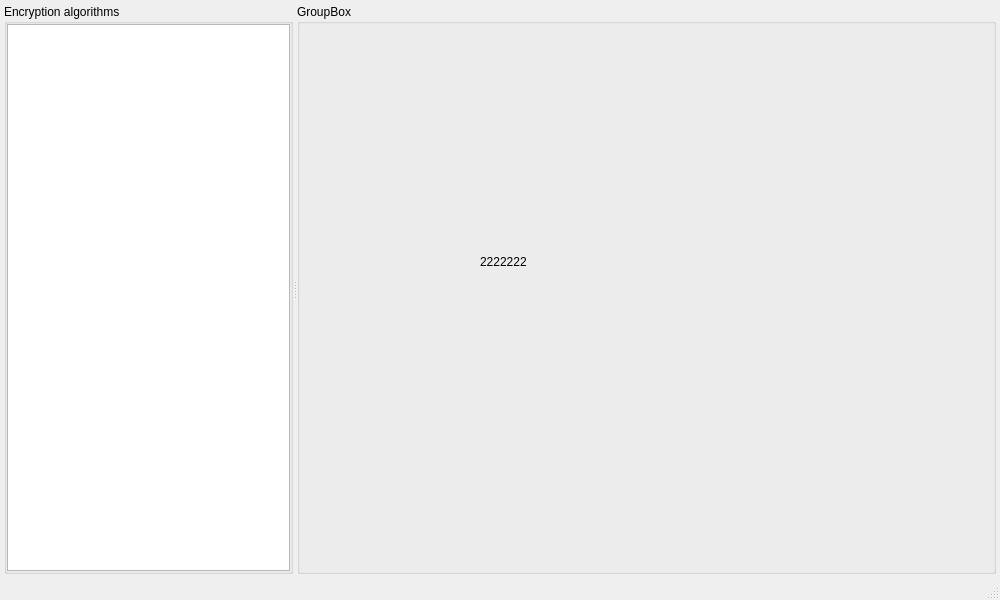
Qt form src/gui/mainwindow.ui (vasilypht/crypto-methods) before a commit.
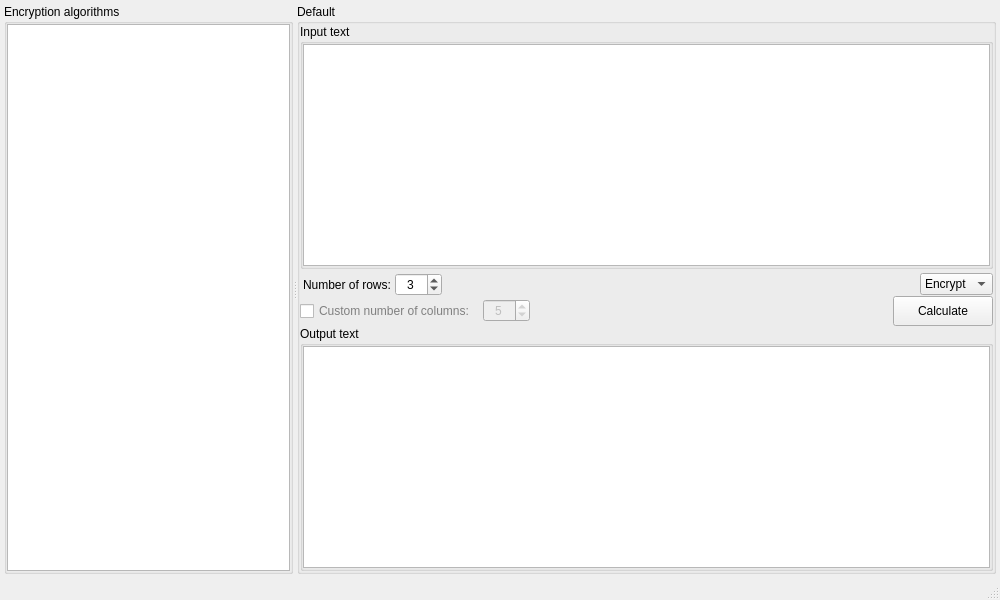
The same form after that commit. The open tabs and pages were chosen to show the change.

```diff
--- a/src/gui/mainwindow.ui
+++ b/src/gui/mainwindow.ui
@@ -89,7 +89,7 @@
       </widget>
       <widget class="QGroupBox" name="group_box_right">
        <property name="title">
-        <string>GroupBox</string>
+        <string>Default</string>
        </property>
        <layout class="QVBoxLayout" name="verticalLayout_2">
         <property name="spacing">
@@ -111,8 +111,8 @@
          <widget class="QStackedWidget" name="stackedWidget">
           <property name="minimumSize">
            <size>
-            <width>200</width>
-            <height>200</height>
+            <width>100</width>
+            <height>30</height>
            </size>
           </property>
           <widget class="QWidget" name="page_0">
@@ -313,19 +313,260 @@
            </layout>
           </widget>
           <widget class="QWidget" name="page_2">
-           <widget class="QLabel" name="label_2">
-            <property name="geometry">
-             <rect>
-              <x>180</x>
-              <y>230</y>
-              <width>58</width>
-              <height>16</height>
-             </rect>
+           <layout class="QVBoxLayout" name="verticalLayout_10">
+            <property name="spacing">
+             <number>0</number>
             </property>
-            <property name="text">
-             <string>2222222</string>
+            <property name="leftMargin">
+             <number>0</number>
             </property>
-           </widget>
+            <property name="topMargin">
+             <number>0</number>
+            </property>
+            <property name="rightMargin">
+             <number>0</number>
+            </property>
+            <property name="bottomMargin">
+             <number>0</number>
+            </property>
+            <item>
+             <widget class="QGroupBox" name="page_2_group_box_input">
+              <property name="title">
+               <string>Input text</string>
+              </property>
+              <layout class="QVBoxLayout" name="verticalLayout_9">
+               <property name="spacing">
+                <number>0</number>
+               </property>
+               <property name="leftMargin">
+                <number>0</number>
+               </property>
+               <property name="topMargin">
+                <number>0</number>
+               </property>
+               <property name="rightMargin">
+                <number>0</number>
+               </property>
+               <property name="bottomMargin">
+                <number>0</number>
+               </property>
+               <item>
+                <widget class="QTextEdit" name="page_2_text_edit_input"/>
+               </item>
+              </layout>
+             </widget>
+            </item>
+            <item>
+             <layout class="QHBoxLayout" name="page_2_horizontal_layout_rows">
+              <property name="spacing">
+               <number>4</number>
+              </property>
+              <property name="leftMargin">
+               <number>3</number>
+              </property>
+              <property name="topMargin">
+               <number>4</number>
+              </property>
+              <property name="bottomMargin">
+               <number>0</number>
+              </property>
+              <item>
+               <widget class="QLabel" name="page_2_label_rows">
+                <property name="text">
+                 <string>Number of rows:</string>
+                </property>
+               </widget>
+              </item>
+              <item>
+               <widget class="QSpinBox" name="page_2_spin_box_rows">
+                <property name="frame">
+                 <bool>true</bool>
+                </property>
+                <property name="alignment">
+                 <set>Qt::AlignCenter</set>
+                </property>
+                <property name="minimum">
+                 <number>1</number>
+                </property>
+                <property name="maximum">
+                 <number>999</number>
+                </property>
+                <property name="value">
+                 <number>3</number>
+                </property>
+               </widget>
+              </item>
+              <item>
+               <spacer name="page_2_horizontal_spacer_rows">
+                <property name="orientation">
+                 <enum>Qt::Horizontal</enum>
+                </property>
+                <property name="sizeHint" stdset="0">
+                 <size>
+                  <width>40</width>
+                  <height>20</height>
+                 </size>
+                </property>
+               </spacer>
+              </item>
+              <item>
+               <widget class="QComboBox" name="page_2_combo_box_rows">
+                <property name="sizePolicy">
+                 <sizepolicy hsizetype="Fixed" vsizetype="Fixed">
+                  <horstretch>0</horstretch>
+                  <verstretch>0</verstretch>
+                 </sizepolicy>
+                </property>
+                <property name="maximumSize">
+                 <size>
+                  <width>16777215</width>
+                  <height>16777215</height>
+                 </size>
+                </property>
+                <property name="frame">
+                 <bool>true</bool>
+                </property>
+                <item>
+                 <property name="text">
+                  <string>Encrypt</string>
+                 </property>
+                </item>
+                <item>
+                 <property name="text">
+                  <string>Decrypt</string>
+                 </property>
+                </item>
+               </widget>
+              </item>
+             </layout>
+            </item>
+            <item>
+             <layout class="QHBoxLayout" name="page_2_horizontal_layout_columns">
+              <property name="spacing">
+               <number>8</number>
+              </property>
+              <item>
+               <widget class="QCheckBox" name="page_2_check_box_columns">
+                <property name="sizePolicy">
+                 <sizepolicy hsizetype="Fixed" vsizetype="Fixed">
+                  <horstretch>0</horstretch>
+                  <verstretch>0</verstretch>
+                 </sizepolicy>
+                </property>
+                <property name="layoutDirection">
+                 <enum>Qt::LeftToRight</enum>
+                </property>
+                <property name="styleSheet">
+                 <string notr="true">color: grey</string>
+                </property>
+                <property name="text">
+                 <string>Custom number of columns:</string>
+                </property>
+                <property name="autoExclusive">
+                 <bool>false</bool>
+                </property>
+                <property name="tristate">
+                 <bool>false</bool>
+                </property>
+               </widget>
+              </item>
+              <item>
+               <widget class="QSpinBox" name="page_2_spin_box_columns">
+                <property name="enabled">
+                 <bool>false</bool>
+                </property>
+                <property name="sizePolicy">
+                 <sizepolicy hsizetype="Fixed" vsizetype="Fixed">
+                  <horstretch>0</horstretch>
+                  <verstretch>0</verstretch>
+                 </sizepolicy>
+                </property>
+                <property name="alignment">
+                 <set>Qt::AlignCenter</set>
+                </property>
+                <property name="readOnly">
+                 <bool>false</bool>
+                </property>
+                <property name="accelerated">
+                 <bool>false</bool>
+                </property>
+                <property name="minimum">
+                 <number>1</number>
+                </property>
+                <property name="maximum">
+                 <number>999</number>
+                </property>
+                <property name="value">
+                 <number>5</number>
+                </property>
+               </widget>
+              </item>
+              <item>
+               <spacer name="horizontalSpacer_2">
+                <property name="orientation">
+                 <enum>Qt::Horizontal</enum>
+                </property>
+                <property name="sizeHint" stdset="0">
+                 <size>
+                  <width>40</width>
+                  <height>20</height>
+                 </size>
+                </property>
+               </spacer>
+              </item>
+              <item>
+               <widget class="QPushButton" name="page_2_button_calc">
+                <property name="sizePolicy">
+                 <sizepolicy hsizetype="Fixed" vsizetype="Fixed">
+                  <horstretch>0</horstretch>
+                  <verstretch>0</verstretch>
+                 </sizepolicy>
+                </property>
+                <property name="minimumSize">
+                 <size>
+                  <width>100</width>
+                  <height>30</height>
+                 </size>
+                </property>
+                <property name="text">
+                 <string>Calculate</string>
+                </property>
+               </widget>
+              </item>
+             </layout>
+            </item>
+            <item>
+             <widget class="QGroupBox" name="page_2_group_box_output">
+              <property name="title">
+               <string>Output text</string>
+              </property>
+              <layout class="QVBoxLayout" name="verticalLayout_8">
+               <property name="spacing">
+                <number>0</number>
+               </property>
+               <property name="leftMargin">
+                <number>0</number>
+               </property>
+               <property name="topMargin">
+                <number>0</number>
+               </property>
+               <property name="rightMargin">
+                <number>0</number>
+               </property>
+               <property name="bottomMargin">
+                <number>0</number>
+               </property>
+               <item>
+                <widget class="QTextEdit" name="page_2_text_edit_output">
+                 <property name="readOnly">
+                  <bool>true</bool>
+                 </property>
+                </widget>
+               </item>
+              </layout>
+             </widget>
+            </item>
+           </layout>
           </widget>
          </widget>
         </item>
```
Left out of the diff: 9 changed lines with no effect on the pictures.
